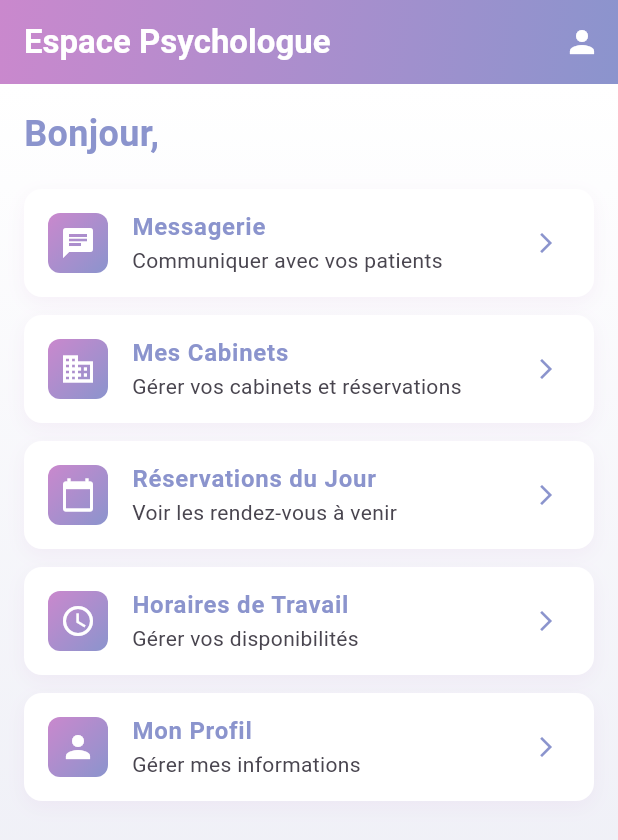
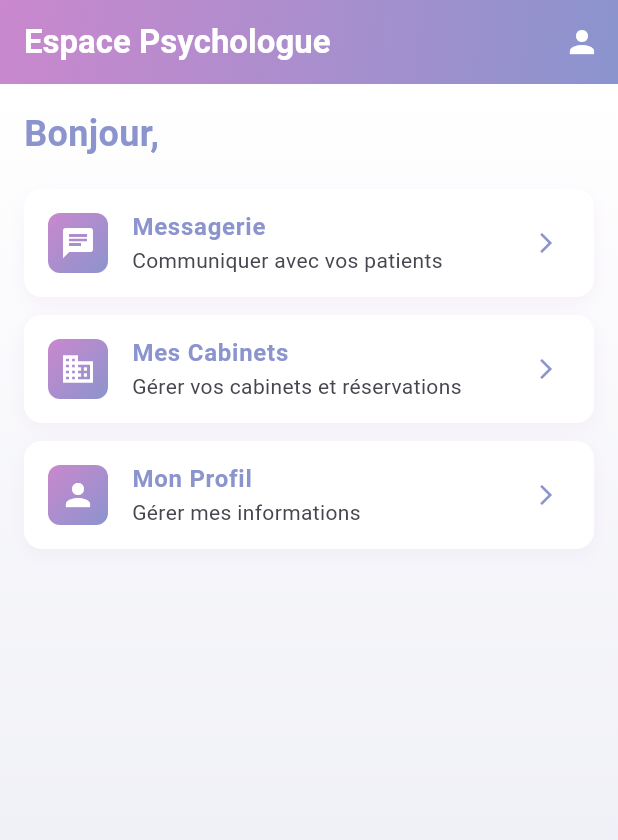
Before and after one commit to Amal-oueslati52/AppMentalHealth, a Flutter app: the DoctorHome screen opened directly, on a phone screen of 412 x 824 dp. Shown: the top 840 px of the screen. Run offline on Flutter 3.47's test engine with Material 3 defaults, Android fonts, the phone set to English and light mode, and no system bars; our stand-ins replace another_flushbar, circle_nav_bar, cloud_firestore, dio, firebase_auth, firebase_core and 7 more; missing offline and left inert: firebase_app_check; accounts and stored records are empty.

Commit message:
ameliorer les interface de doctor

```diff
--- a/lib/doctor/doctor_home.dart
+++ b/lib/doctor/doctor_home.dart
@@ -75,18 +75,6 @@ class DoctorHome extends StatelessWidget {
                 ),
               ),
               _buildMenuCard(
-                icon: Icons.calendar_today,
-                title: 'Réservations du Jour',
-                subtitle: 'Voir les rendez-vous à venir',
-                onTap: () {/* TODO */},
-              ),
-              _buildMenuCard(
-                icon: Icons.schedule,
-                title: 'Horaires de Travail',
-                subtitle: 'Gérer vos disponibilités',
-                onTap: () {/* TODO */},
-              ),
-              _buildMenuCard(
                 icon: Icons.person,
                 title: 'Mon Profil',
                 subtitle: 'Gérer mes informations',
```
Also changed, not shown: lib/doctor/doctor_cabinets_screen.dart (+16 -3 lines), 4 other files.
